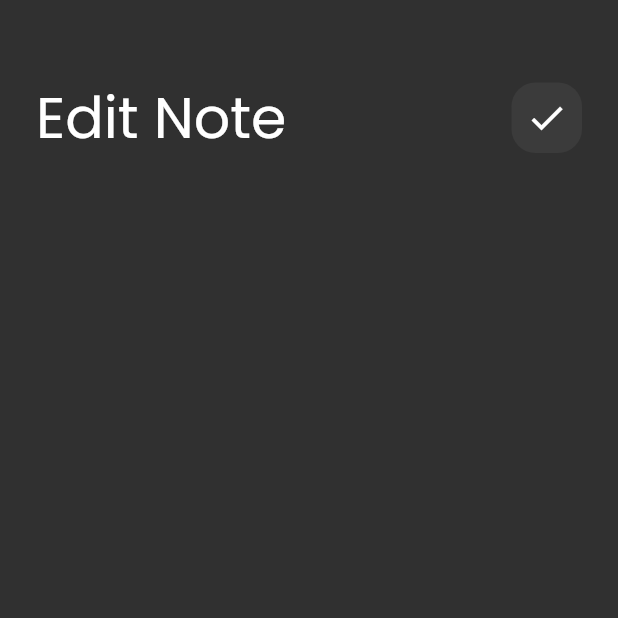
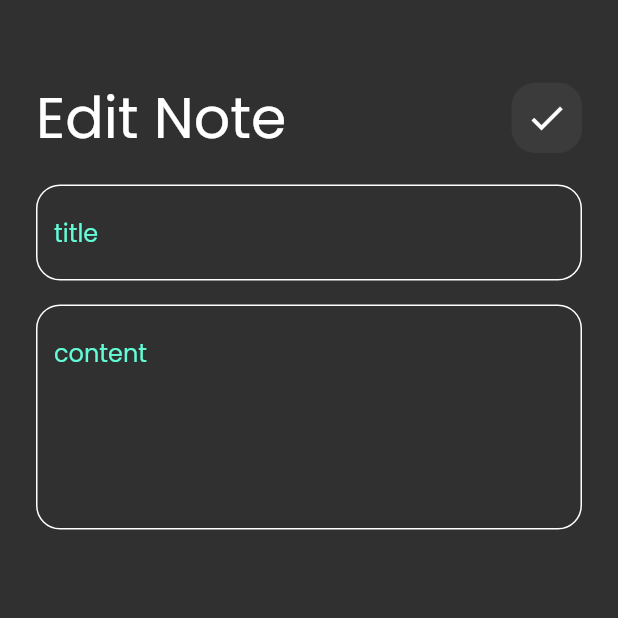
Before and after one commit to Aziz-thabet/notes_app, a Flutter app: the EditNote screen opened directly, on a phone screen of 412 x 824 dp, the top half of it. Run offline on Flutter 3.47's test engine with Material 2 defaults, Android fonts, the phone set to English and light mode, and no system bars.

Commit message:
edit_note_view_ui_done

```diff
--- a/lib/widgets/Edit_NoteView_Body.dart
+++ b/lib/widgets/Edit_NoteView_Body.dart
@@ -1,4 +1,5 @@
 import 'package:flutter/material.dart';
+import 'package:notes_app/widgets/Custom_Text_Field.dart';
 import 'package:notes_app/widgets/custom_App_Bar.dart';
 
 class EditNoteViewBody extends StatelessWidget {
@@ -11,7 +12,11 @@ class EditNoteViewBody extends StatelessWidget {
       child: Column(
         children: [
           SizedBox(height: 50,),
-          CustomAppBar(text: 'Edit Note', icons: Icons.check, )
+          CustomAppBar(text: 'Edit Note', icons: Icons.check, ),
+          SizedBox(height: 16,),
+          CustomTextField(hint: 'title'),
+          SizedBox(height: 16,),
+          CustomTextField(hint: 'content',maxLines: 5,),
         ],
       ),
     );
```
